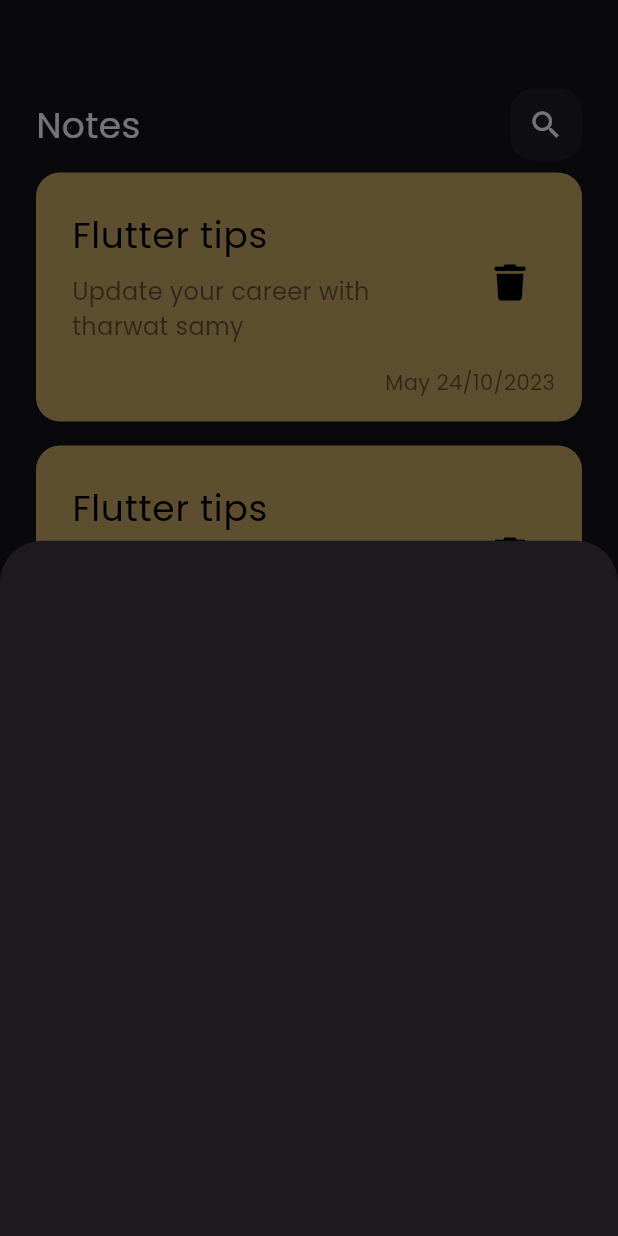
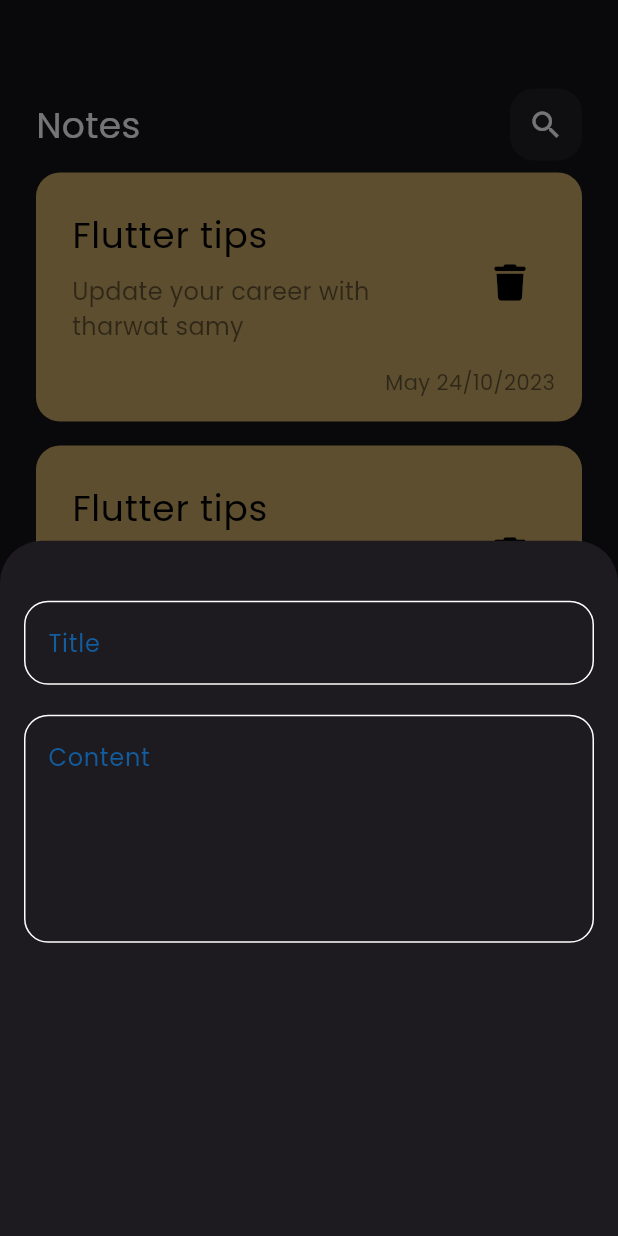
Before and after one commit to Parawita/notes_app, a Flutter app: the screen it shows after launch, after a tap on the "add" icon, on a phone screen of 412 x 824 dp. Run offline on Flutter 3.47's test engine with Material 3 defaults, Android fonts, the phone set to English and light mode, and no system bars; our stand-ins replace font_awesome_flutter.

Commit message:
add field to Bottom Shhet

```diff
--- a/lib/views/home_veiw.dart
+++ b/lib/views/home_veiw.dart
@@ -15,7 +15,7 @@ class HomeVeiw extends StatelessWidget {
           showModalBottomSheet(
               context: context,
               builder: (context) {
-                return const AbbModelBottomShett();
+                return AbbModelBottomShett();
               });
         },
         child: const Icon(Icons.add),
--- /dev/null
+++ b/lib/widgets/custom_text_feild.dart
@@ -0,0 +1,29 @@
+import 'package:flutter/material.dart';
+
+class CustomTextField extends StatelessWidget {
+  CustomTextField({required this.ss, this.maxlines = 1});
+  String ss;
+  int maxlines;
+  @override
+  Widget build(BuildContext context) {
+    return TextField(
+        maxLines: maxlines,
+        cursorColor: const Color.fromARGB(255, 18, 93, 159),
+        decoration: InputDecoration(
+            hintText: ss,
+            hintStyle: const TextStyle(
+              color: Color.fromARGB(255, 18, 93, 159),
+              fontSize: 16,
+            ),
+            border: bultBoredr(),
+            enabledBorder: bultBoredr(),
+            focusedBorder: bultBoredr(const Color.fromARGB(255, 18, 93, 159))));
+  }
+
+  OutlineInputBorder bultBoredr([color]) {
+    return OutlineInputBorder(
+      borderRadius: BorderRadius.circular(16),
+      borderSide: BorderSide(color: color ?? Colors.white),
+    );
+  }
+}
--- a/lib/widgets/shom_model_bottom.dart
+++ b/lib/widgets/shom_model_bottom.dart
@@ -1,10 +1,30 @@
 import 'package:flutter/material.dart';
+import 'package:notesapp/widgets/custom_text_feild.dart';
 
 class AbbModelBottomShett extends StatelessWidget {
-  const AbbModelBottomShett({super.key});
+  AbbModelBottomShett({super.key});
 
   @override
   Widget build(BuildContext context) {
-    return Container();
+    return Padding(
+      padding: const EdgeInsets.symmetric(horizontal: 16),
+      child: ListView(
+        children: [
+          const SizedBox(
+            height: 40,
+          ),
+          CustomTextField(
+            ss: "Title",
+          ),
+          const SizedBox(
+            height: 20,
+          ),
+          CustomTextField(
+            ss: "Content",
+            maxlines: 5,
+          ),
+        ],
+      ),
+    );
   }
 }
```
